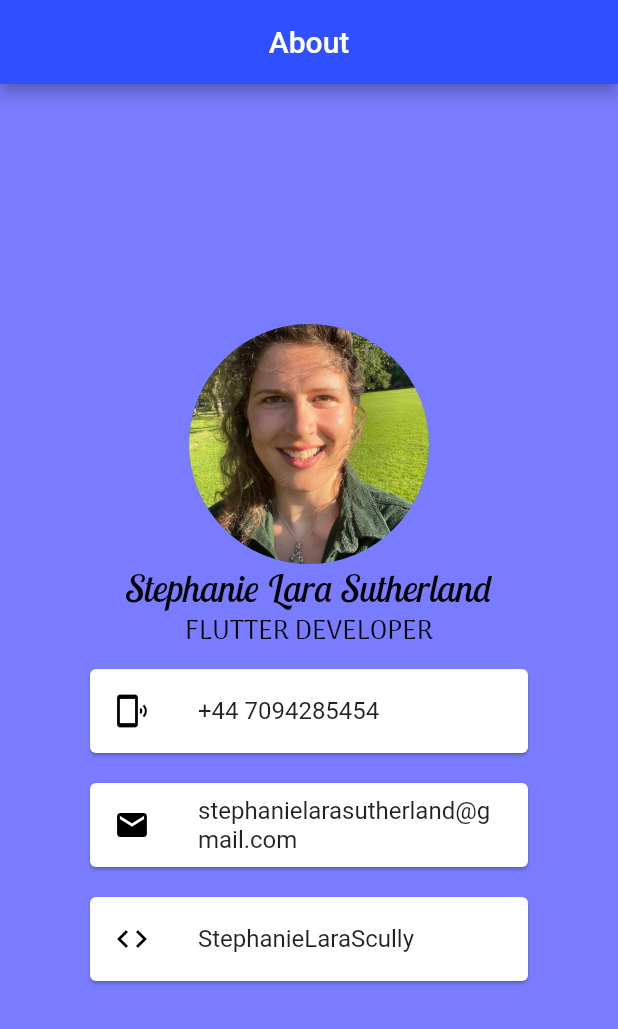
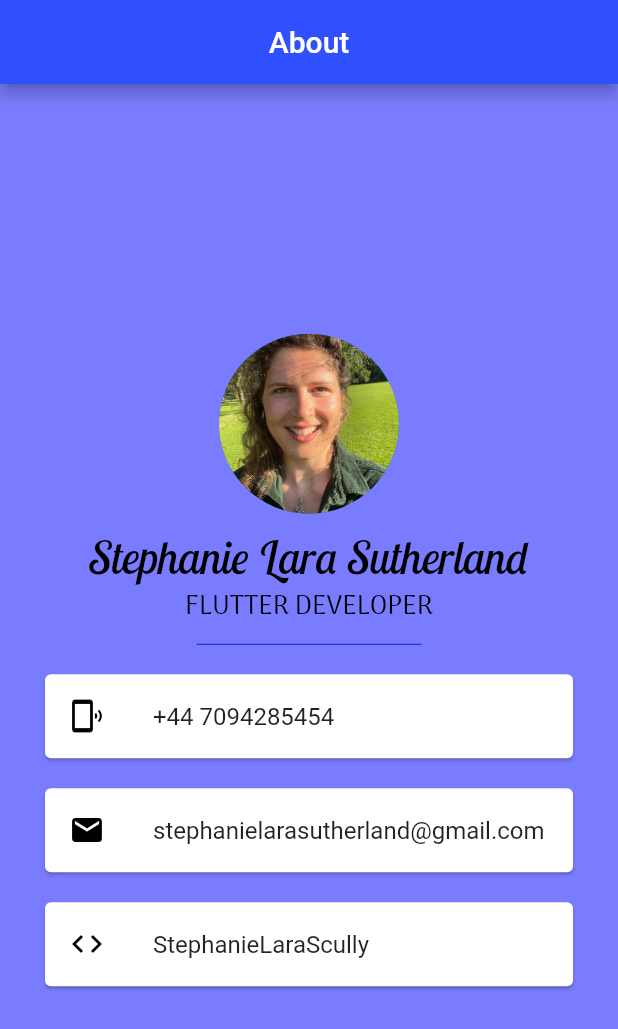
Before and after one commit to StephSutherly/flutter-portfolio, a Flutter app: the screen it shows after launch, on a phone screen of 412 x 824 dp. Shown: the top 1029 px of the screen. Run offline on Flutter 3.47's test engine with Material 2 defaults, Android fonts, the phone set to English and light mode, and no system bars.

Commit message:
Adjust padding and add display text style to theme service

```diff
--- a/lib/screens/about.dart
+++ b/lib/screens/about.dart
@@ -23,22 +23,28 @@ class About extends StatelessWidget {
         body: Column(
           mainAxisAlignment: MainAxisAlignment.center,
           children: [
-            const CircleAvatar(
-              radius: 80.0,
-              backgroundImage: AssetImage('images/stephMeadows.jpeg'),
+            const Padding(
+              padding: EdgeInsets.all(10.0),
+              child: CircleAvatar(
+                radius: 60.0,
+                backgroundImage: AssetImage('images/stephMeadows.jpeg'),
+              ),
             ),
             Column(
               mainAxisAlignment: MainAxisAlignment.spaceEvenly,
               children: const [
                 Text(
                   'Stephanie Lara Sutherland',
-                  style: TextStyle(
-                      fontFamily: 'LobsterTwo',
-                      fontSize: 25.0,
-                      color: ThemeService.dark,
-                      fontStyle: FontStyle.italic),
+                  style: ThemeService.largeDisplayText,
                 ),
                 Text('FLUTTER DEVELOPER', style: ThemeService.mediumText),
+                SizedBox(
+                  height: 20.0,
+                  width: 150.0,
+                  child: Divider(
+                    color: ThemeService.primaryDark,
+                  ),
+                ),
                 ContactCard(Icons.phonelink_ring, '+44 7094285454'),
                 ContactCard(Icons.email, 'stephanielarasutherland@gmail.com'),
                 ContactCard(Icons.code, 'StephanieLaraScully'),
--- a/lib/services/themes.dart
+++ b/lib/services/themes.dart
@@ -31,4 +31,11 @@ class ThemeService {
     fontSize: 18.0,
     color: ThemeService.dark,
   );
+
+  static const largeDisplayText = TextStyle(
+    fontFamily: 'LobsterTwo',
+    fontSize: 30.0,
+    color: ThemeService.dark,
+    fontStyle: FontStyle.italic,
+  );
 }
--- a/lib/widgets/contact_card.dart
+++ b/lib/widgets/contact_card.dart
@@ -10,7 +10,7 @@ class ContactCard extends StatelessWidget {
   @override
   Widget build(BuildContext context) {
     return Card(
-      margin: const EdgeInsets.symmetric(vertical: 10.0, horizontal: 60.0),
+      margin: const EdgeInsets.symmetric(vertical: 10.0, horizontal: 30.0),
       color: ThemeService.light,
       child: ListTile(
         leading: Icon(icon, color: ThemeService.dark),
```
